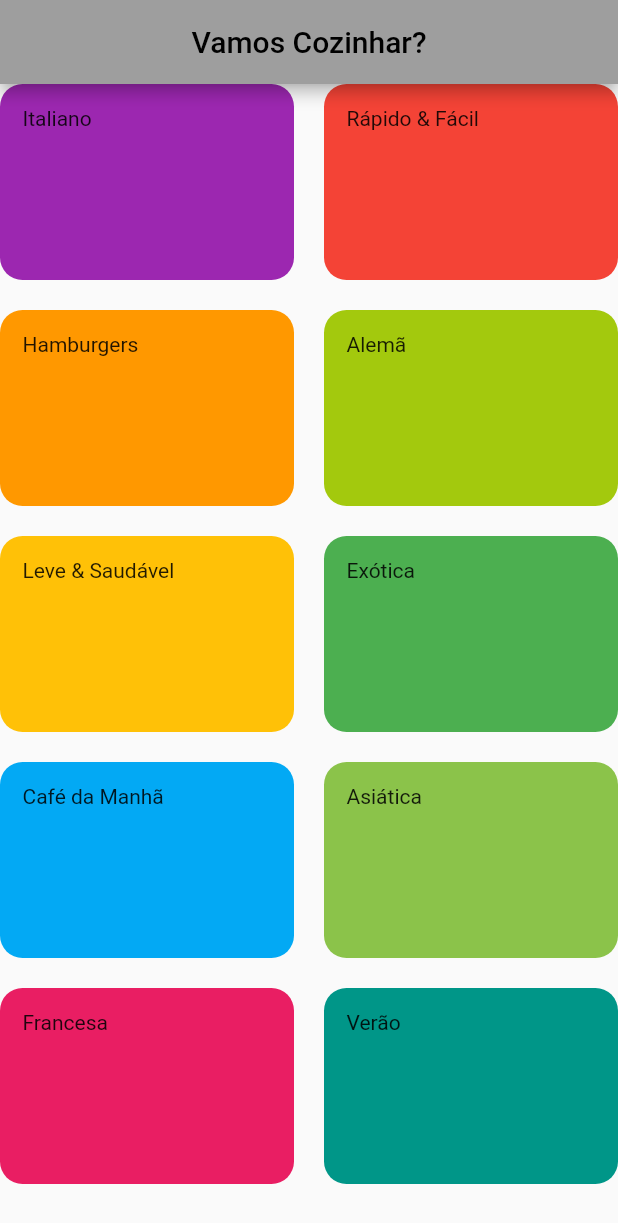
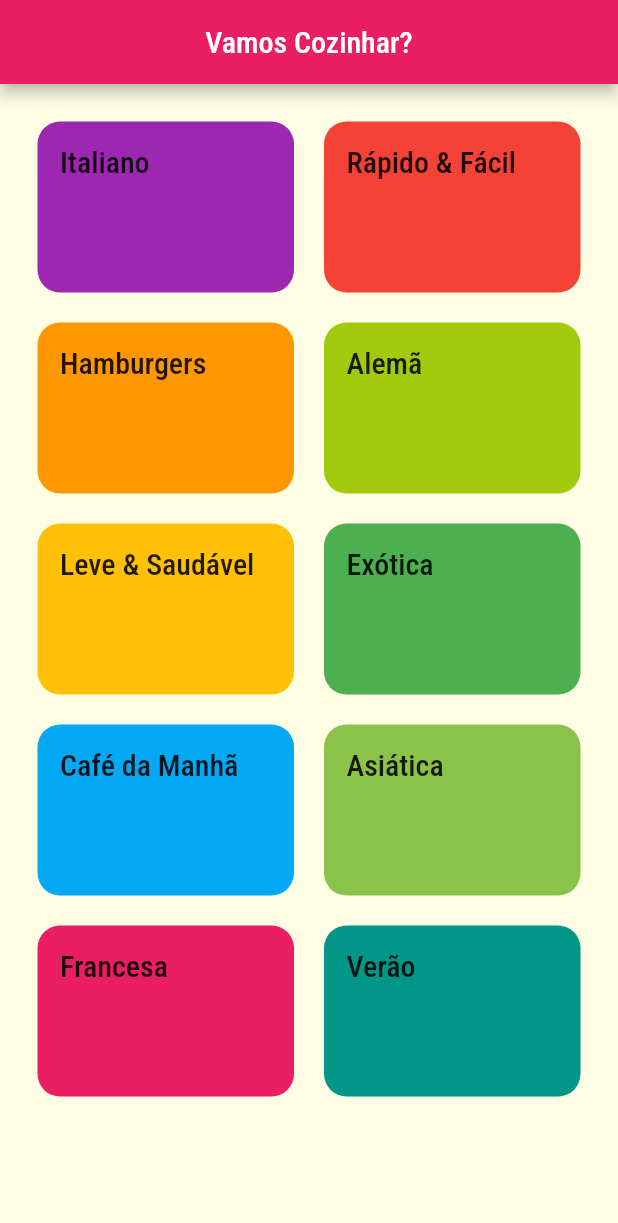
Before and after one commit to absjuniordev/meals, a Flutter app: the screen it shows after launch, on a phone screen of 412 x 824 dp. Shown: the top 1223 px of the screen. Run offline on Flutter 3.47's test engine with Material 2 defaults, Android fonts, the phone set to English and light mode, and no system bars.

Commit message:
Tema e estilo

```diff
--- a/lib/components/category_item.dart
+++ b/lib/components/category_item.dart
@@ -21,7 +21,10 @@ class CategoryItem extends StatelessWidget {
           end: Alignment.bottomRight,
         ),
       ),
-      child: Text(category.title),
+      child: Text(
+        category.title,
+        style: Theme.of(context).textTheme.headline6,
+      ),
     );
   }
 }
--- a/lib/data/dummy_data.dart
+++ b/lib/data/dummy_data.dart
@@ -1,3 +1,5 @@
+// ignore_for_file: constant_identifier_names
+
 import 'package:flutter/material.dart';
 
 import '../models/category.dart';
--- a/lib/main.dart
+++ b/lib/main.dart
@@ -1,18 +1,30 @@
 import 'package:flutter/material.dart';
-
 import 'screens/categories_screen.dart';
 
-void main() => runApp(const MyApp());
+void main() {
+  runApp(const MyApp());
+}
 
 class MyApp extends StatelessWidget {
-  const MyApp({super.key});
+  const MyApp({Key? key}) : super(key: key);
 
   @override
   Widget build(BuildContext context) {
     return MaterialApp(
-      title: 'DeliMeals',
+      title: 'Vamos Cozinhar?',
       theme: ThemeData(
-        primarySwatch: Colors.grey,
+        colorScheme: ColorScheme.fromSwatch().copyWith(
+          primary: Colors.pink,
+          secondary: Colors.amber,
+        ),
+        canvasColor: const Color.fromRGBO(255, 254, 229, 1),
+        fontFamily: 'Raleway',
+        textTheme: ThemeData.light().textTheme.copyWith(
+              headline6: const TextStyle(
+                fontSize: 20,
+                fontFamily: 'RobotoCondensed',
+              ),
+            ),
       ),
       home: const CategoriesScreen(),
     );
--- a/lib/screens/categories_screen.dart
+++ b/lib/screens/categories_screen.dart
@@ -13,6 +13,7 @@ class CategoriesScreen extends StatelessWidget {
         title: const Text("Vamos Cozinhar?"),
       ),
       body: GridView(
+        padding: const EdgeInsets.all(25),
         gridDelegate: const SliverGridDelegateWithMaxCrossAxisExtent(
           maxCrossAxisExtent: 200,
           childAspectRatio: 3 / 2,
```
Also changed, not shown: pubspec.yaml (+18 -6 lines), assets/fonts/Raleway-Black.ttf (added), assets/fonts/Raleway-Bold.ttf (added), assets/fonts/Raleway-Regular.ttf (added), assets/fonts/RobotoCondensed-Bold.ttf (added), assets/fonts/RobotoCondensed-Italic.ttf (added), assets/fonts/RobotoCondensed-Light.ttf (added), assets/fonts/RobotoCondensed-Regular.ttf (added), 1 other file.
